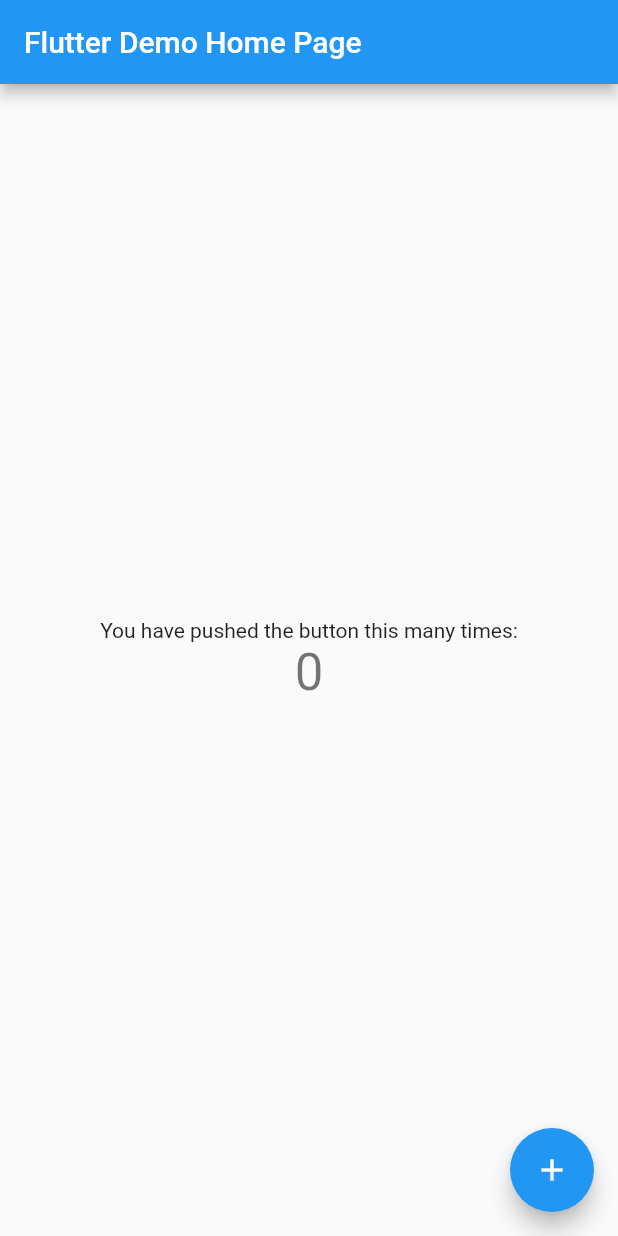
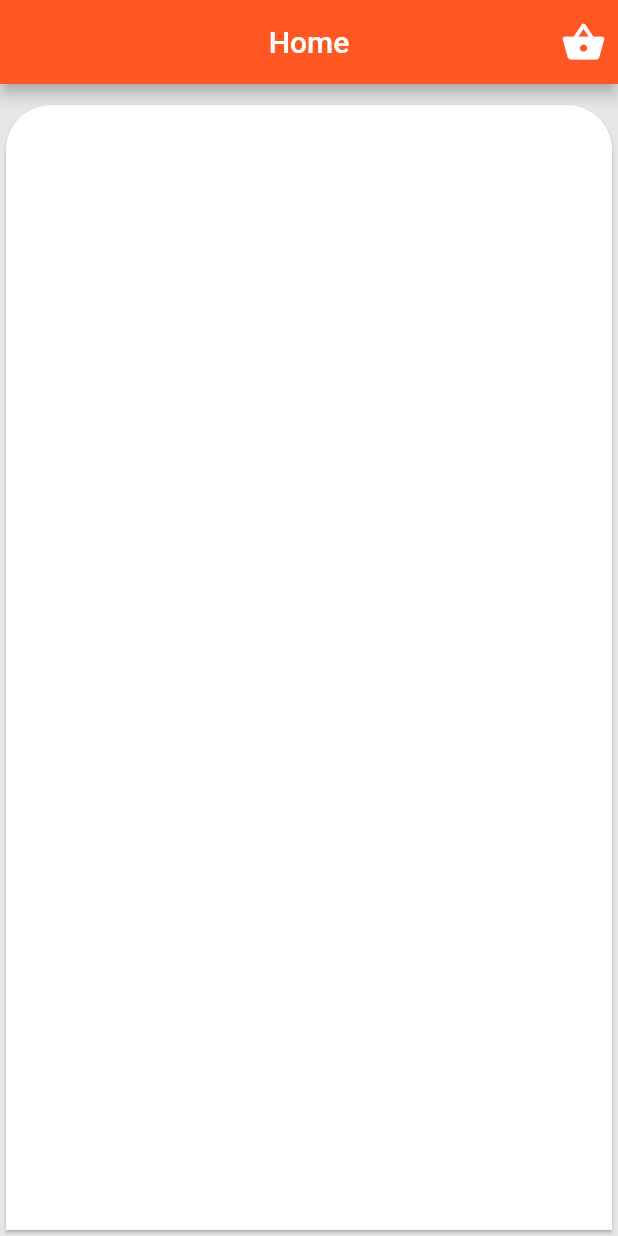
Before and after one commit to anas-iqbal/poc-app, a Flutter app: the screen it shows after launch, on a phone screen of 412 x 824 dp. Run offline on Flutter 3.47's test engine with Material 2 defaults, Android fonts, the phone set to English and light mode, and no system bars.

Commit message:
base setup

```diff
--- a/lib/main.dart
+++ b/lib/main.dart
@@ -1,4 +1,5 @@
 import 'package:flutter/material.dart';
+import 'package:poc_app/screens/home/home_screen.dart';
 
 void main() {
   runApp(MyApp());
@@ -9,6 +10,7 @@ class MyApp extends StatelessWidget {
   @override
   Widget build(BuildContext context) {
     return MaterialApp(
+      debugShowCheckedModeBanner: false,
       title: 'Flutter Demo',
       theme: ThemeData(
         // This is the theme of your application.
@@ -22,92 +24,7 @@ class MyApp extends StatelessWidget {
         // is not restarted.
         primarySwatch: Colors.blue,
       ),
-      home: MyHomePage(title: 'Flutter Demo Home Page'),
+      home: MyHomePage(),
     );
   }
 }
-
-class MyHomePage extends StatefulWidget {
-  MyHomePage({Key key, this.title}) : super(key: key);
-
-  // This widget is the home page of your application. It is stateful, meaning
-  // that it has a State object (defined below) that contains fields that affect
-  // how it looks.
-
-  // This class is the configuration for the state. It holds the values (in this
-  // case the title) provided by the parent (in this case the App widget) and
-  // used by the build method of the State. Fields in a Widget subclass are
-  // always marked "final".
-
-  final String title;
-
-  @override
-  _MyHomePageState createState() => _MyHomePageState();
-}
-
-class _MyHomePageState extends State<MyHomePage> {
-  int _counter = 0;
-
-  void _incrementCounter() {
-    setState(() {
-      // This call to setState tells the Flutter framework that something has
-      // changed in this State, which causes it to rerun the build method below
-      // so that the display can reflect the updated values. If we changed
-      // _counter without calling setState(), then the build method would not be
-      // called again, and so nothing would appear to happen.
-      _counter++;
-    });
-  }
-
-  @override
-  Widget build(BuildContext context) {
-    // This method is rerun every time setState is called, for instance as done
-    // by the _incrementCounter method above.
-    //
-    // The Flutter framework has been optimized to make rerunning build methods
-    // fast, so that you can just rebuild anything that needs updating rather
-    // than having to individually change instances of widgets.
-    return Scaffold(
-      appBar: AppBar(
-        // Here we take the value from the MyHomePage object that was created by
-        // the App.build method, and use it to set our appbar title.
-        title: Text(widget.title),
-      ),
-      body: Center(
-        // Center is a layout widget. It takes a single child and positions it
-        // in the middle of the parent.
-        child: Column(
-          // Column is also a layout widget. It takes a list of children and
-          // arranges them vertically. By default, it sizes itself to fit its
-          // children horizontally, and tries to be as tall as its parent.
-          //
-          // Invoke "debug painting" (press "p" in the console, choose the
-          // "Toggle Debug Paint" action from the Flutter Inspector in Android
-          // Studio, or the "Toggle Debug Paint" command in Visual Studio Code)
-          // to see the wireframe for each widget.
-          //
-          // Column has various properties to control how it sizes itself and
-          // how it positions its children. Here we use mainAxisAlignment to
-          // center the children vertically; the main axis here is the vertical
-          // axis because Columns are vertical (the cross axis would be
-          // horizontal).
-          mainAxisAlignment: MainAxisAlignment.center,
-          children: <Widget>[
-            Text(
-              'You have pushed the button this many times:',
-            ),
-            Text(
-              '$_counter',
-              style: Theme.of(context).textTheme.headline4,
-            ),
-          ],
-        ),
-      ),
-      floatingActionButton: FloatingActionButton(
-        onPressed: _incrementCounter,
-        tooltip: 'Increment',
-        child: Icon(Icons.add),
-      ), // This trailing comma makes auto-formatting nicer for build methods.
-    );
-  }
-}
--- /dev/null
+++ b/lib/screens/home/home_screen.dart
@@ -0,0 +1,39 @@
+import 'package:flutter/material.dart';
+import 'package:poc_app/utils/app_theme.dart';
+
+class MyHomePage extends StatelessWidget {
+  @override
+  Widget build(BuildContext context) {
+    return Scaffold(
+      appBar: AppBar(
+        backgroundColor: AppTheme.colorPrimary,
+        title: Text("Home"),
+        centerTitle: true,
+        actions: [
+          Padding(
+            padding: const EdgeInsets.only(right: 8.0),
+            child: Icon(
+              Icons.shopping_basket,
+              color: Colors.white,
+              size: 30.0,
+            ),
+          ),
+        ],
+      ),
+      body: Container(
+        color: AppTheme.colorBackground,
+        child: Padding(
+          padding: const EdgeInsets.only(top: 10.0),
+          child: Card(
+              shape: RoundedRectangleBorder(
+                  borderRadius: BorderRadius.only(
+                topLeft: Radius.circular(30.0),
+                topRight: Radius.circular(30.0),
+              )),
+              color: Colors.white,
+              child: Container()),
+        ),
+      ),
+    );
+  }
+}
--- /dev/null
+++ b/lib/utils/app_theme.dart
@@ -0,0 +1,26 @@
+import 'package:flutter/material.dart';
+
+class AppTheme {
+  static Color colorPrimary = HexColor("#FF5722");
+  static Color colorBackground = HexColor("#e6e6e6");
+  static Color colorCard = Colors.white;
+  static Color colorAppBarText = Colors.white;
+}
+
+class HexColor extends Color {
+  static int _getColorFromHex(String hexColor) {
+    hexColor = hexColor.toUpperCase().replaceAll("#", "");
+    if (hexColor.length == 6) {
+      hexColor = "FF" + hexColor;
+    }
+    return int.parse(hexColor, radix: 16);
+  }
+
+  HexColor(final String hexColor) : super(_getColorFromHex(hexColor));
+
+  @override
+  String toString() {
+    // TODO: implement toString
+    return super.toString();
+  }
+}
--- a/pubspec.yaml
+++ b/pubspec.yaml
@@ -28,6 +28,9 @@ dependencies:
   # The following adds the Cupertino Icons font to your application.
   # Use with the CupertinoIcons class for iOS style icons.
   cupertino_icons: ^1.0.2
+  get: ^4.1.4
+  get_storage: ^2.0.2
+
 
 dev_dependencies:
   flutter_test:
```
Also changed, not shown: lib/utils/loader_widget.dart (added, +64 -0 lines), pubspec.lock, 7 other files.
